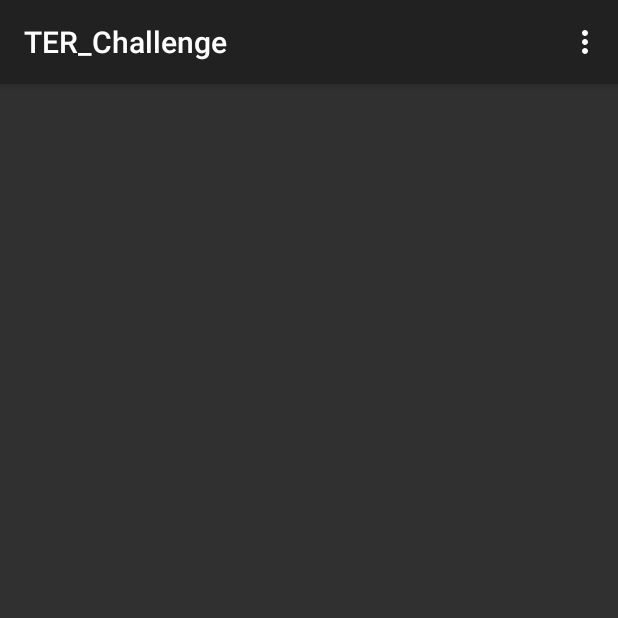
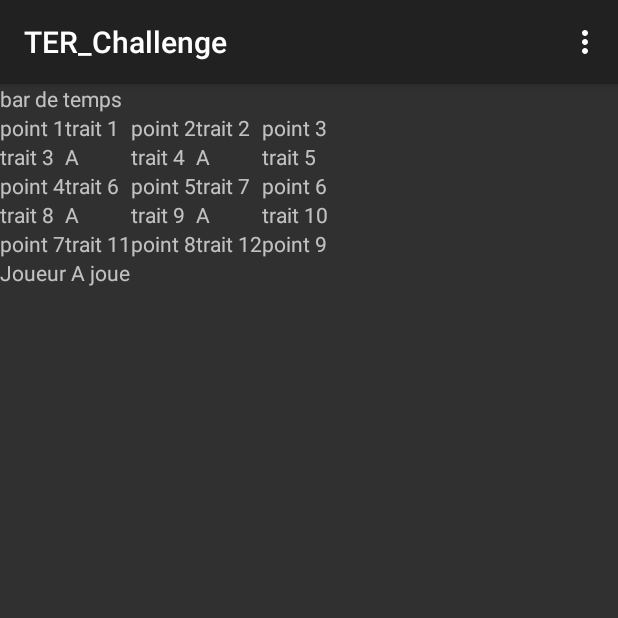
Before and after one commit to Houpert/TER_Challenge, an Android app: the GameActivity screen opened directly, with no data from a screen before it, on a phone screen of 412 x 824 dp, the top half of it. Run offline under Robolectric (Android 15) with nearby library versions, the phone set to English and light mode, and no system bars.

Commit message:
build gameLayout grid

```diff
--- a/app/src/main/java/ter/android/ter_challenge/GameActivity.java
+++ b/app/src/main/java/ter/android/ter_challenge/GameActivity.java
@@ -56,7 +56,7 @@ public class GameActivity extends ActionBarActivity implements SensorEventListen
 
         initLogic();
 
-        gameLayout = (GridLayout) findViewById(R.id.gameLayout);
+        gameLayout = (GridLayout) findViewById(R.id.gridLayout);
 
 
         gameLayout.setOnTouchListener(new View.OnTouchListener() {
--- a/app/src/main/res/layout/game_layout.xml
+++ b/app/src/main/res/layout/game_layout.xml
@@ -11,8 +11,182 @@
         android:layout_height="fill_parent"
         android:layout_alignParentTop="true"
         android:layout_alignParentLeft="true"
-        android:layout_alignParentStart="true">
+        android:layout_alignParentStart="true"
+        android:id="@+id/gridLayout"
+        android:rowCount="7"
+        android:columnCount="5">
 
+        <TextView
+            android:layout_width="wrap_content"
+            android:layout_height="wrap_content"
+            android:text="bar de temps"
+            android:layout_columnSpan="5"
+            android:layout_gravity="fill"
+            />
+
+        <TextView
+            android:layout_width="wrap_content"
+            android:layout_height="wrap_content"
+            android:text="point 1"
+            />
+
+        <TextView
+            android:layout_width="wrap_content"
+            android:layout_height="wrap_content"
+            android:text="trait 1"
+            />
+
+        <TextView
+            android:layout_width="wrap_content"
+            android:layout_height="wrap_content"
+            android:text="point 2"
+            />
+
+        <TextView
+            android:layout_width="wrap_content"
+            android:layout_height="wrap_content"
+            android:text="trait 2"
+            />
+
+        <TextView
+            android:layout_width="wrap_content"
+            android:layout_height="wrap_content"
+            android:text="point 3"
+            />
+
+        <TextView
+            android:layout_width="wrap_content"
+            android:layout_height="wrap_content"
+            android:text="trait 3"
+            />
+
+        <TextView
+            android:layout_width="wrap_content"
+            android:layout_height="wrap_content"
+            android:text="A"
+            />
+
+        <TextView
+            android:layout_width="wrap_content"
+            android:layout_height="wrap_content"
+            android:text="trait 4"
+            />
+
+
+        <TextView
+            android:layout_width="wrap_content"
+            android:layout_height="wrap_content"
+            android:text="A"
+            />
+
+        <TextView
+            android:layout_width="wrap_content"
+            android:layout_height="wrap_content"
+            android:text="trait 5"
+            />
+
+        <TextView
+            android:layout_width="wrap_content"
+            android:layout_height="wrap_content"
+            android:text="point 4"
+            />
+
+        <TextView
+            android:layout_width="wrap_content"
+            android:layout_height="wrap_content"
+            android:text="trait 6"
+            />
+
+
+        <TextView
+            android:layout_width="wrap_content"
+            android:layout_height="wrap_content"
+            android:text="point 5"
+            />
+
+        <TextView
+            android:layout_width="wrap_content"
+            android:layout_height="wrap_content"
+            android:text="trait 7"
+            />
+
+        <TextView
+            android:layout_width="wrap_content"
+            android:layout_height="wrap_content"
+            android:text="point 6"
+            />
+
+        <TextView
+            android:layout_width="wrap_content"
+            android:layout_height="wrap_content"
+            android:text="trait 8"
+            />
+
+        <TextView
+            android:layout_width="wrap_content"
+            android:layout_height="wrap_content"
+            android:text="A"
+            />
+
+        <TextView
+            android:layout_width="wrap_content"
+            android:layout_height="wrap_content"
+            android:text="trait 9"
+            />
+
+        <TextView
+            android:layout_width="wrap_content"
+            android:layout_height="wrap_content"
+            android:text="A"
+            />
+
+        <TextView
+            android:layout_width="wrap_content"
+            android:layout_height="wrap_content"
+            android:text="trait 10"
+            />
+
+
+        <TextView
+            android:layout_width="wrap_content"
+            android:layout_height="wrap_content"
+            android:text="point 7"
+            />
+
+        <TextView
+            android:layout_width="wrap_content"
+            android:layout_height="wrap_content"
+            android:text="trait 11"
+            />
+
+
+        <TextView
+            android:layout_width="wrap_content"
+            android:layout_height="wrap_content"
+            android:text="point 8"
+            />
+
+        <TextView
+            android:layout_width="wrap_content"
+            android:layout_height="wrap_content"
+            android:text="trait 12"
+            />
+
+
+        <TextView
+            android:layout_width="wrap_content"
+            android:layout_height="wrap_content"
+            android:text="point 9"
+            />
+
+
+        <TextView
+            android:layout_width="wrap_content"
+            android:layout_height="wrap_content"
+            android:text="Joueur A joue"
+            android:layout_columnSpan="5"
+            android:layout_gravity="fill"
+            />
 
     </GridLayout>
 
```
